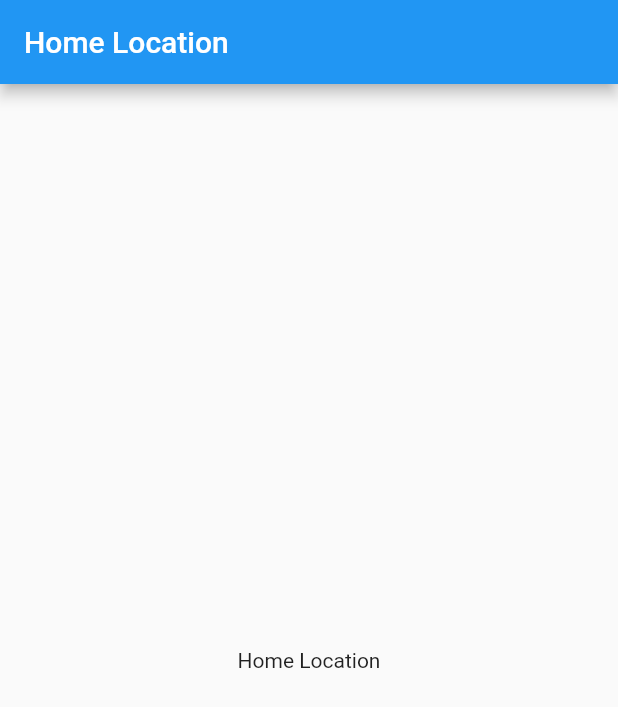
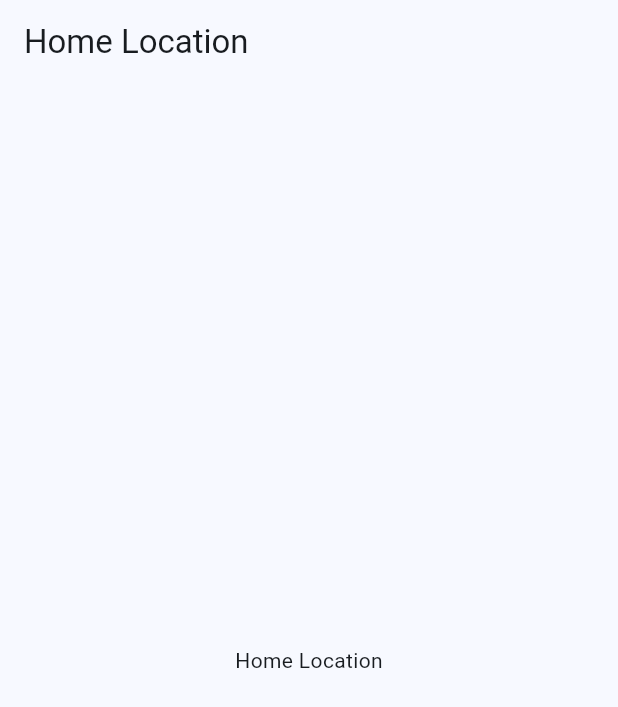
Before and after one commit to tc14077/todoer, a Flutter app: the HomeScreen screen opened directly, on a phone screen of 412 x 824 dp. Shown: the top 707 px of the screen. Run offline on Flutter 3.47's test engine with Material 2 defaults, Android fonts, the phone set to English and light mode, and no system bars; our stand-ins replace beamer.

Commit message:
feat: defend app theme with custom color seed

```diff
--- a/lib/main.dart
+++ b/lib/main.dart
@@ -3,6 +3,7 @@ import 'dart:developer';
 import 'package:flutter/material.dart';
 import 'package:beamer/beamer.dart';
 import 'package:todoer/navigation/beamer/main_router.dart';
+import 'package:todoer/ui/system/themes.dart';
 
 void main() {
   runApp(const MyApp());
@@ -51,6 +52,8 @@ class _MyAppState extends State<MyApp> {
           return p0;
         },
       ),
+      theme: AppTheme.lightTheme,
+      darkTheme: AppTheme.darkTheme,
       routerDelegate: BeamerMainRouter.routerDelegate,
       backButtonDispatcher: BeamerMainRouter.backButtonDispatcher,
     );
--- /dev/null
+++ b/lib/ui/system/custom_colors.dart
@@ -0,0 +1,5 @@
+import 'package:flutter/material.dart';
+
+class CustomColors {
+  static const seedColor = Color(0xFF007FC7);
+}
--- /dev/null
+++ b/lib/ui/system/themes.dart
@@ -0,0 +1,16 @@
+import 'package:flutter/material.dart';
+import 'package:todoer/ui/system/custom_colors.dart';
+
+class AppTheme {
+  static ThemeData get lightTheme => ThemeData(
+        colorSchemeSeed: CustomColors.seedColor,
+        useMaterial3: true,
+        brightness: Brightness.light,
+      );
+
+  static ThemeData get darkTheme => ThemeData(
+        colorSchemeSeed: CustomColors.seedColor,
+        useMaterial3: true,
+        brightness: Brightness.dark,
+      );
+}
```
